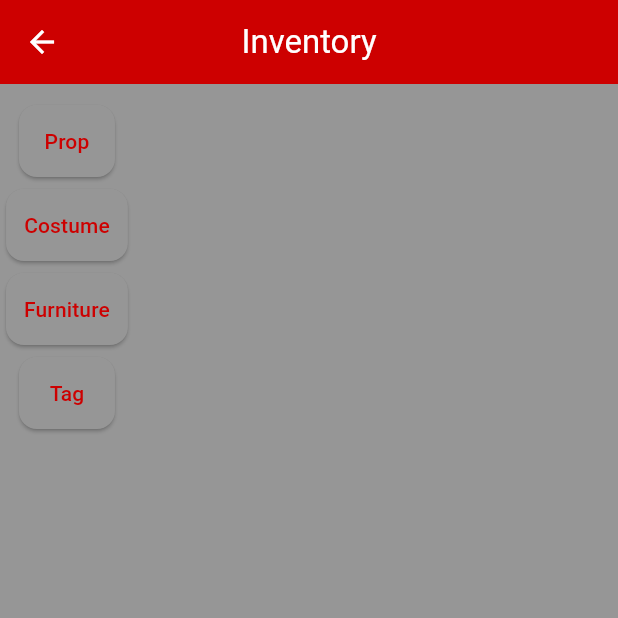
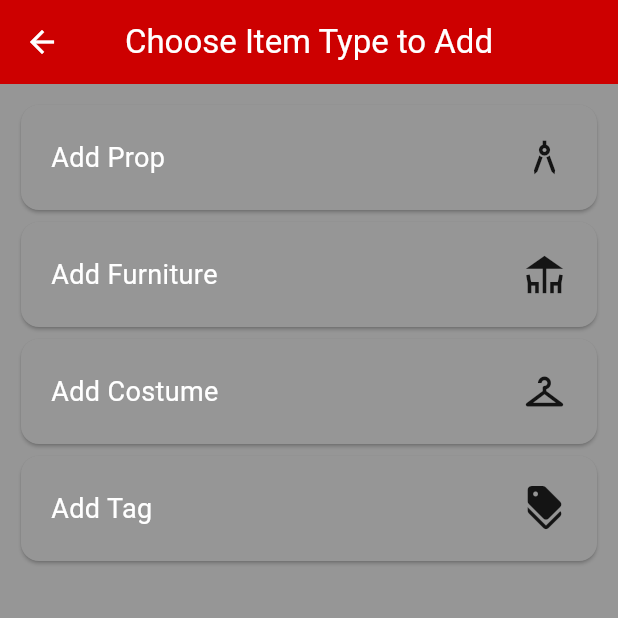
Before and after one commit to StarFall1411/stage_manager, a Flutter app: the ChooseAddPage screen opened directly, on a phone screen of 412 x 824 dp, the top half of it. Run offline on Flutter 3.47's test engine with Material 3 defaults, Android fonts, the phone set to English and light mode, and no system bars; our stand-ins replace image_picker, isar; accounts and stored records are empty; generated files the repository leaves out were written again.

Commit message:
Finished choose add page

```diff
--- a/lib/pages/choose_add.dart
+++ b/lib/pages/choose_add.dart
@@ -16,22 +16,44 @@ class ChooseAddPage extends StatefulWidget {
 class _ChooseAddPageState extends State<ChooseAddPage> {
   @override
   Widget build(BuildContext context) {
-    IsarService isar = IsarService();
-
     return Scaffold(
       appBar: AppBar(
         backgroundColor: Theme.of(context).colorScheme.inversePrimary,
         centerTitle: true,
-        title: const Text('Inventory'),
+        title: const Text('Choose Item Type to Add'),
       ),
-      body: Column(
+      body: _body(),
+    );
+  }
+
+  Widget _body() {
+    return Center(
+      child: Column(
         children: [
           const SizedBox(
             height: 10.0,
           ),
-          Card(
-            child: TextButton(
-                onPressed: () async{
+          _addItemTypePage(
+              ItemType.prop, "Add Prop", Icons.architecture_outlined),
+          //architecture attachment backpack bakery badge blender casino category celebration checkroom coffee color design
+          _addItemTypePage(ItemType.furniture, "Add Furniture", Icons.deck),
+          //bed chair deck weekend
+          _addItemTypePage(ItemType.costume, "Add Costume", Icons.checkroom),
+          //wc  woman hail girl
+          _tagPage(),
+        ],
+      ),
+    );
+  }
+
+  Widget _addItemTypePage(
+      ItemType itemType, String cardText, IconData cardIcon) {
+    IsarService isar = IsarService();
+    double screenWidth = MediaQuery.of(context).size.width;
+    return SizedBox(
+      width: screenWidth - 20.0,
+      child: GestureDetector(
+        onTap: () async {
           List<Tag> tags = [];
           await isar.getAllTags().then((value) {
             setState(() {
@@ -43,55 +65,39 @@ class _ChooseAddPageState extends State<ChooseAddPage> {
               context,
               MaterialPageRoute(
                   builder: (context) => AddItemPage(
-                                addItemType: ItemType.prop,
+                        addItemType: itemType,
                         tags: tags,
                       )));
         },
-                child: const Text("Prop")),
+        child: Card(
+          child: Padding(
+            padding: const EdgeInsets.all(20.0),
+            child: Row(
+              mainAxisAlignment: MainAxisAlignment.spaceBetween,
+              children: [
+                Text(
+                  cardText,
+                  style: const TextStyle(fontSize: 18.0),
                 ),
-          Card(
-            child: TextButton(
-                onPressed: () async{
-                  List<Tag> tags = [];
-                  await isar.getAllTags().then((value) {
-                    setState(() {
-                      tags = value;
-                    });
-                  });
+                Icon(
+                  cardIcon,
+                  size: 30.0,
+                )
+              ],
+            ),
+          ),
+        ),
+      ),
+    );
+  }
 
-                  Navigator.push(
-                      context,
-                      MaterialPageRoute(
-                          builder: (context) => AddItemPage(
-                                addItemType: ItemType.costume,
-                            tags: tags,
-                              )));
-                },
-                child: const Text("Costume")),
-          ),
-          Card(
-            child: TextButton(
-                onPressed: () async{
-                  List<Tag> tags = [];
-                  await isar.getAllTags().then((value) {
-                    setState(() {
-                      tags = value;
-                    });
-                  });
-
-                  Navigator.push(
-                      context,
-                      MaterialPageRoute(
-                          builder: (context) => AddItemPage(
-                                addItemType: ItemType.furniture,
-                            tags: tags,
-                              )));
-                },
-                child: const Text("Furniture")),
-          ),
-          Card(
-            child: TextButton(
-                onPressed: () async{
+  Widget _tagPage() {
+    IsarService isar = IsarService();
+    double screenWidth = MediaQuery.of(context).size.width;
+    return SizedBox(
+      width: screenWidth - 20.0,
+      child: GestureDetector(
+        onTap: () async {
           List<InventoryItem> inventoryItems = [];
           await isar.getAllInventoryItems().then((value) {
             setState(() {
@@ -106,9 +112,24 @@ class _ChooseAddPageState extends State<ChooseAddPage> {
                         inventoryItems: inventoryItems,
                       )));
         },
-                child: const Text("Tag")),
+        child: const Card(
+          child: Padding(
+            padding: EdgeInsets.all(20.0),
+            child: Row(
+              mainAxisAlignment: MainAxisAlignment.spaceBetween,
+              children: [
+                Text(
+                  "Add Tag",
+                  style: TextStyle(fontSize: 18.0),
                 ),
+                Icon(
+                  Icons.discount,
+                  size: 30.0,
+                ) //discount tag
               ],
+            ),
+          ),
+        ),
       ),
     );
   }
```
Lines whose indentation alone changed are shown as unchanged.
